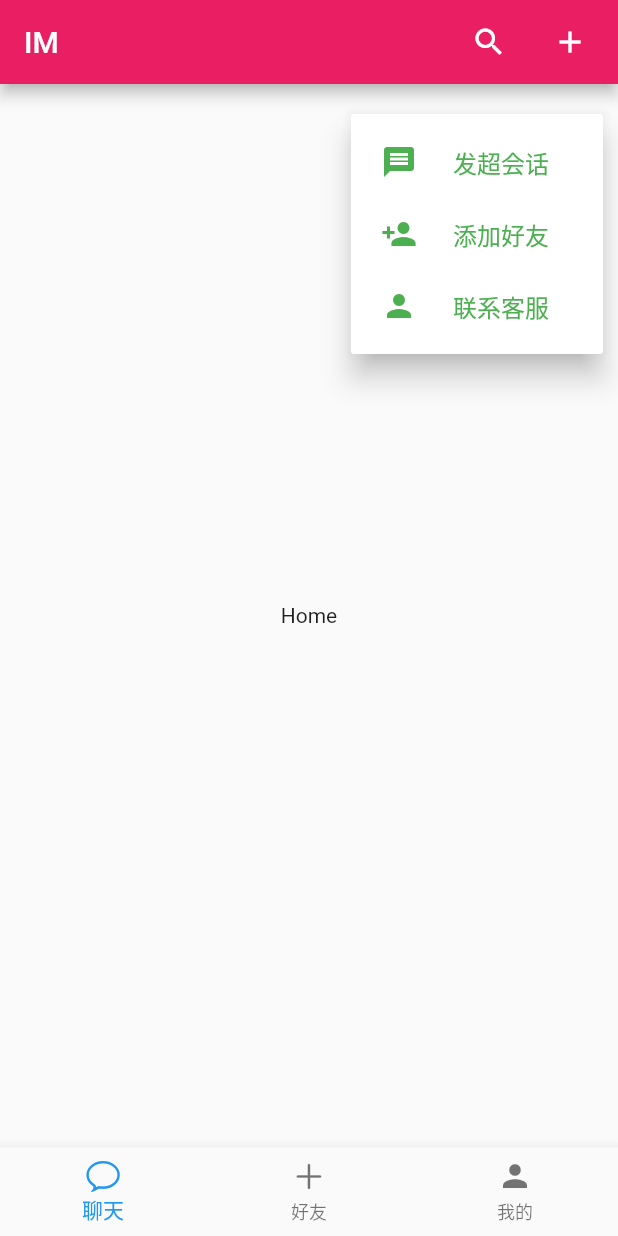
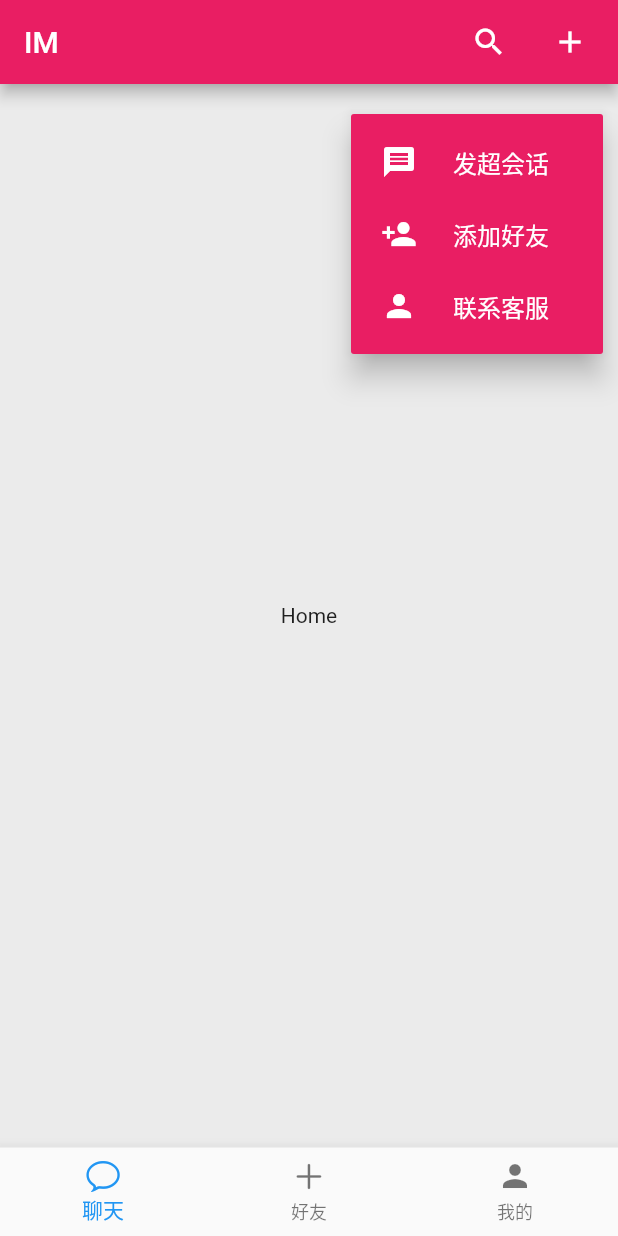
Before and after one commit to onyas/beauty, a Flutter app: the screen it shows after launch, after a tap on the "add" icon, on a phone screen of 412 x 824 dp. Run offline on Flutter 3.47's test engine with Material 2 defaults, Android fonts, the phone set to English and light mode, and no system bars; missing offline and left inert: flutter_webview_plugin.

Commit message:
:lipstick: change backgroud color

```diff
--- a/lib/app.dart
+++ b/lib/app.dart
@@ -40,14 +40,14 @@ class _AppState extends State<App> {
                   height: 32.0,
                   child: Icon(
                     icon,
-                    color: Colors.green,
+                    color: Colors.white,
                   ),
                 ),
           Container(
             padding: const EdgeInsets.only(left: 20),
             child: Text(
               title,
-              style: TextStyle(color: Colors.green),
+              style: TextStyle(color: Colors.white),
             ),
           )
         ],
--- a/lib/main.dart
+++ b/lib/main.dart
@@ -13,7 +13,10 @@ class BeautyApp extends StatelessWidget {
       child: MaterialApp(
         title: 'Beauty',
         home: new LoadingPage(),
-        theme: ThemeData(primaryColor: Colors.pink),
+        theme: ThemeData(
+            primaryColor: Colors.pink,
+            scaffoldBackgroundColor: Color(0xfffebebeb),
+            cardColor: Colors.pink),
         routes: <String, WidgetBuilder>{
           "app": (BuildContext context) => new App(),
           "search": (BuildContext context) => new Search(),
```
